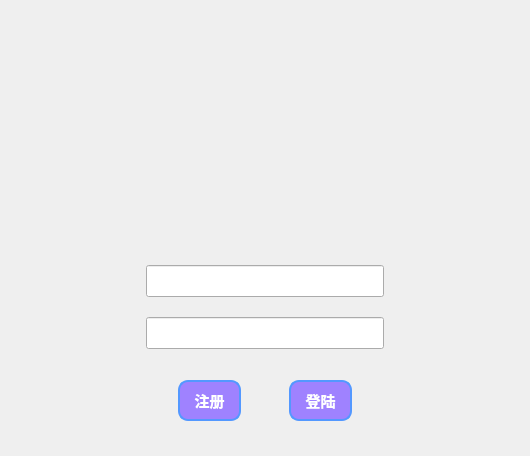
First picture: the form in InstantMessage/LoginDialog.ui, repository TivalM/Instant-Messaging, before the edit.
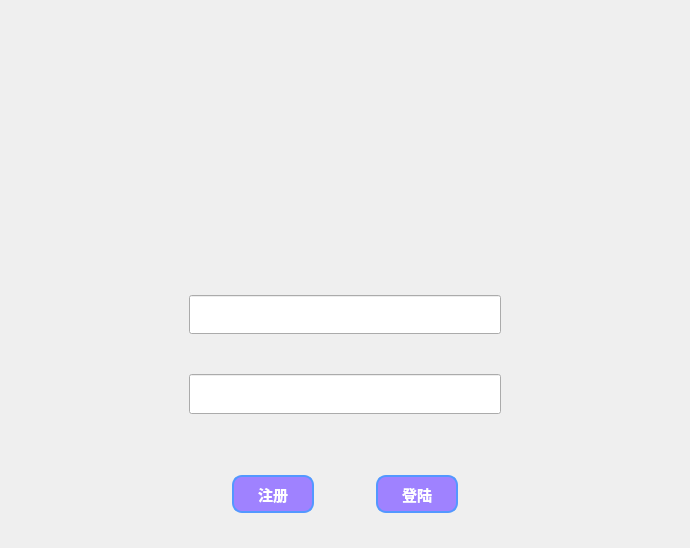
Second picture: the form after the edit.

```diff
--- a/InstantMessage/LoginDialog.ui
+++ b/InstantMessage/LoginDialog.ui
@@ -6,8 +6,8 @@
    <rect>
     <x>0</x>
     <y>0</y>
-    <width>530</width>
-    <height>456</height>
+    <width>690</width>
+    <height>548</height>
    </rect>
   </property>
   <property name="windowTitle">
@@ -79,7 +79,10 @@
    <item>
     <layout class="QHBoxLayout" name="horizontalLayout_3" stretch="4,7,4">
      <property name="topMargin">
-      <number>30</number>
+      <number>20</number>
+     </property>
+     <property name="bottomMargin">
+      <number>20</number>
      </property>
      <item>
       <spacer name="horizontalSpacer_4">
@@ -105,6 +108,7 @@
        <property name="font">
         <font>
          <family>微软雅黑</family>
+         <pointsize>12</pointsize>
         </font>
        </property>
       </widget>
@@ -130,7 +134,7 @@
       <number>20</number>
      </property>
      <property name="bottomMargin">
-      <number>10</number>
+      <number>20</number>
      </property>
      <item>
       <spacer name="horizontalSpacer_6">
@@ -156,6 +160,7 @@
        <property name="font">
         <font>
          <family>微软雅黑</family>
+         <pointsize>12</pointsize>
         </font>
        </property>
       </widget>
@@ -190,6 +195,9 @@
    </item>
    <item>
     <layout class="QHBoxLayout" name="horizontalLayout_2" stretch="8,3,2,3,8">
+     <property name="topMargin">
+      <number>15</number>
+     </property>
      <item>
       <spacer name="horizontalSpacer_8">
        <property name="orientation">
```
